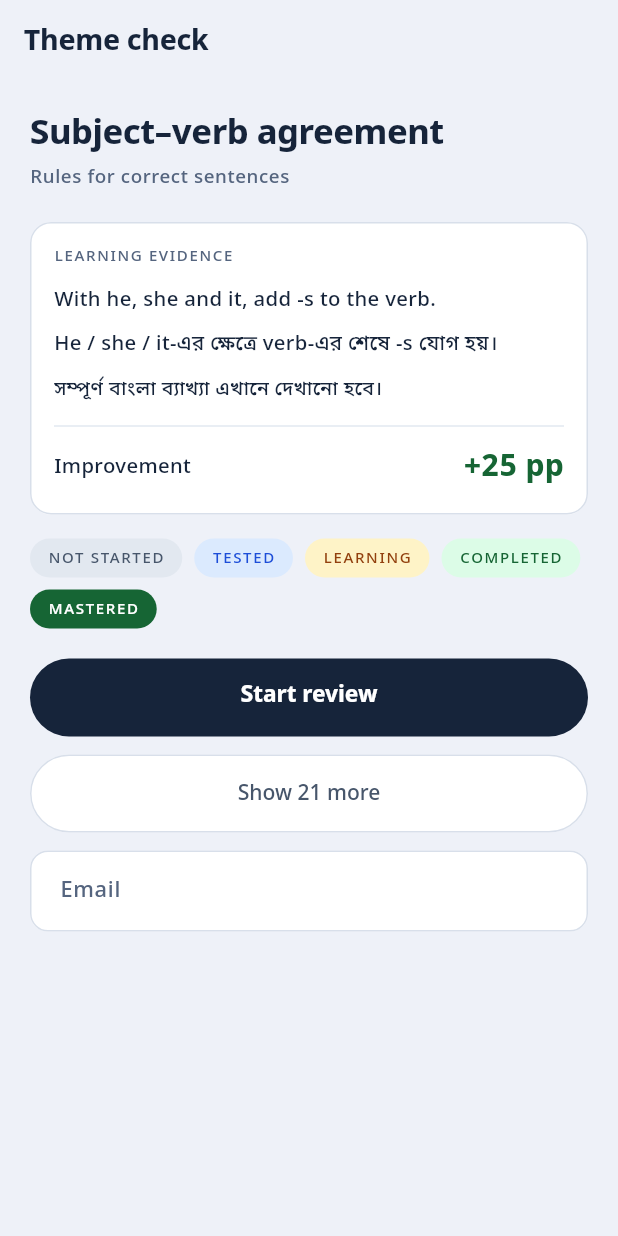
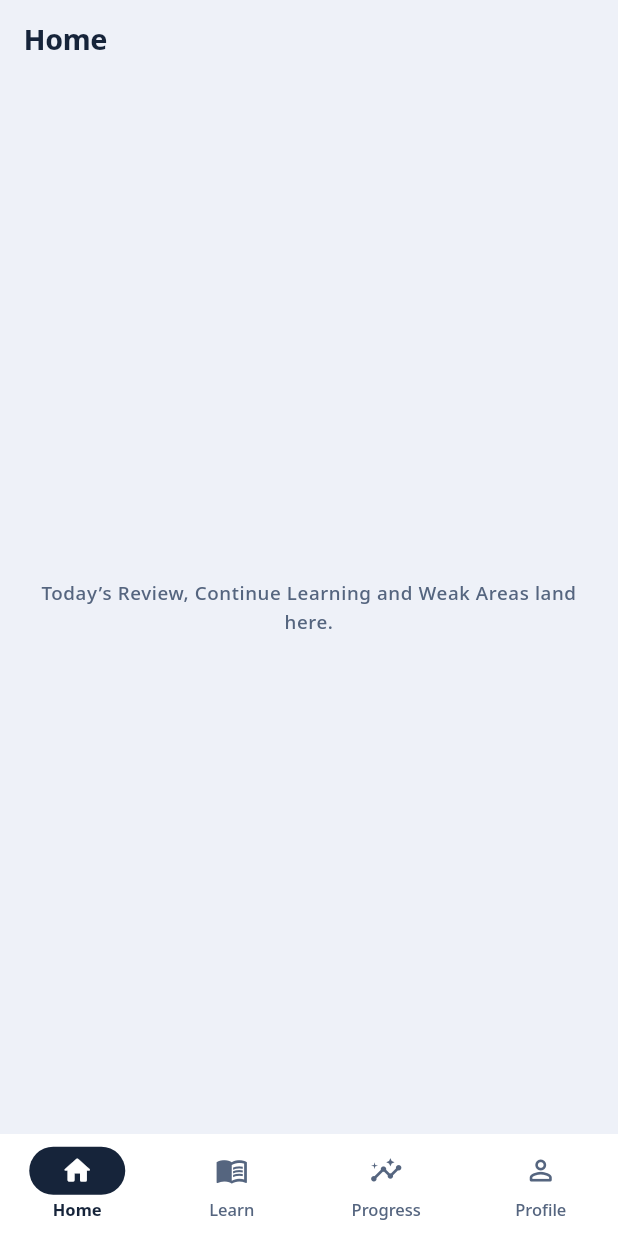
Before and after one commit to Tahmidul-Islam-Omi/EngCoach, a Flutter app: the screen it shows after launch, on a phone screen of 412 x 824 dp. Run offline on Flutter 3.47's test engine with Material 3 defaults, Android fonts, the phone set to English and light mode, and no system bars; our stand-ins replace flutter_riverpod, go_router.

Commit message:
feat(app): add router and four-tab navigation shell

```diff
--- /dev/null
+++ b/lib/app/app.dart
@@ -0,0 +1,19 @@
+import 'package:flutter/material.dart';
+import 'package:flutter_riverpod/flutter_riverpod.dart';
+
+import 'router.dart';
+import 'theme/app_theme.dart';
+
+class EngCoachApp extends ConsumerWidget {
+  const EngCoachApp({super.key});
+
+  @override
+  Widget build(BuildContext context, WidgetRef ref) {
+    return MaterialApp.router(
+      title: 'EngCoach',
+      debugShowCheckedModeBanner: false,
+      theme: AppTheme.light,
+      routerConfig: ref.watch(routerProvider),
+    );
+  }
+}
--- /dev/null
+++ b/lib/app/router.dart
@@ -0,0 +1,78 @@
+import 'package:flutter/material.dart';
+import 'package:flutter_riverpod/flutter_riverpod.dart';
+import 'package:go_router/go_router.dart';
+
+import '../features/grammar/view/grammar_topics_screen.dart';
+import '../features/grammar/view/topic_overview_screen.dart';
+import '../features/home/view/home_screen.dart';
+import '../features/learn/view/learn_screen.dart';
+import '../features/profile/view/profile_screen.dart';
+import '../features/progress/view/progress_screen.dart';
+import '../shared/widgets/app_shell.dart';
+
+/// Route paths. Referenced by name so a typo is a compile error, not a
+/// runtime 404.
+abstract final class Routes {
+  static const home = '/';
+  static const learn = '/learn';
+  static const grammar = '/learn/grammar';
+  static const progress = '/progress';
+  static const profile = '/profile';
+}
+
+final _rootKey = GlobalKey<NavigatorState>();
+
+/// A provider rather than a plain global so that, once auth exists, the
+/// router can watch auth state and redirect without restructuring.
+final routerProvider = Provider<GoRouter>((ref) {
+  return GoRouter(
+    navigatorKey: _rootKey,
+    initialLocation: Routes.home,
+    routes: [
+      // Keeps one Navigator per tab, so each tab remembers where it was.
+      StatefulShellRoute.indexedStack(
+        builder: (context, state, shell) => AppShell(shell: shell),
+        branches: [
+          StatefulShellBranch(routes: [
+            GoRoute(
+              path: Routes.home,
+              builder: (_, _) => const HomeScreen(),
+            ),
+          ]),
+          StatefulShellBranch(routes: [
+            GoRoute(
+              path: Routes.learn,
+              builder: (_, _) => const LearnScreen(),
+              routes: [
+                GoRoute(
+                  path: 'grammar',
+                  builder: (_, _) => const GrammarTopicsScreen(),
+                  routes: [
+                    GoRoute(
+                      path: ':topicId',
+                      builder: (_, state) => TopicOverviewScreen(
+                        topicId: state.pathParameters['topicId']!,
+                      ),
+                    ),
+                  ],
+                ),
+              ],
+            ),
+          ]),
+          StatefulShellBranch(routes: [
+            GoRoute(
+              path: Routes.progress,
+              builder: (_, _) => const ProgressScreen(),
+            ),
+          ]),
+          StatefulShellBranch(routes: [
+            GoRoute(
+              path: Routes.profile,
+              builder: (_, _) => const ProfileScreen(),
+            ),
+          ]),
+        ],
+      ),
+    ],
+  );
+});
--- /dev/null
+++ b/lib/features/home/view/home_screen.dart
@@ -0,0 +1,13 @@
+import 'package:flutter/material.dart';
+
+import '../../../shared/widgets/placeholder_screen.dart';
+
+class HomeScreen extends StatelessWidget {
+  const HomeScreen({super.key});
+
+  @override
+  Widget build(BuildContext context) => const PlaceholderScreen(
+        title: 'Home',
+        note: 'Today’s Review, Continue Learning and Weak Areas land here.',
+      );
+}
--- a/lib/main.dart
+++ b/lib/main.dart
@@ -1,125 +1,8 @@
 import 'package:flutter/material.dart';
+import 'package:flutter_riverpod/flutter_riverpod.dart';
 
-import 'app/theme/app_colors.dart';
-import 'app/theme/app_spacing.dart';
-import 'app/theme/app_theme.dart';
-import 'app/theme/app_typography.dart';
+import 'app/app.dart';
 
-void main() => runApp(const EngCoachApp());
-
-class EngCoachApp extends StatelessWidget {
-  const EngCoachApp({super.key});
-
-  @override
-  Widget build(BuildContext context) => MaterialApp(
-        title: 'EngCoach',
-        debugShowCheckedModeBanner: false,
-        theme: AppTheme.light,
-        home: const _ThemeCheck(),
-      );
+void main() {
+  runApp(const ProviderScope(child: EngCoachApp()));
 }
-
-/// Temporary. Renders one of each themed element so the theme can be checked
-/// on a real device. Replaced by the router and real screens.
-class _ThemeCheck extends StatelessWidget {
-  const _ThemeCheck();
-
-  @override
-  Widget build(BuildContext context) {
-    final text = Theme.of(context).textTheme;
-
-    return Scaffold(
-      appBar: AppBar(title: const Text('Theme check')),
-      body: ListView(
-        padding: const EdgeInsets.all(AppSpacing.pageH),
-        children: [
-          Text('Subject–verb agreement', style: text.headlineMedium),
-          const SizedBox(height: AppSpacing.xs),
-          Text('Rules for correct sentences', style: text.bodySmall),
-          const SizedBox(height: AppSpacing.xl),
-          Card(
-            child: Padding(
-              padding: const EdgeInsets.all(AppSpacing.lg),
-              child: Column(
-                crossAxisAlignment: CrossAxisAlignment.start,
-                children: [
-                  Text('LEARNING EVIDENCE', style: text.labelSmall),
-                  const SizedBox(height: AppSpacing.md),
-                  Text(
-                    'With he, she and it, add -s to the verb.',
-                    style: text.bodyMedium,
-                  ),
-                  const SizedBox(height: AppSpacing.sm),
-                  // Mixed script, one string, one style.
-                  Text(
-                    'He / she / it-এর ক্ষেত্রে verb-এর শেষে -s যোগ হয়।',
-                    style: text.bodyMedium,
-                  ),
-                  const SizedBox(height: AppSpacing.sm),
-                  Text(
-                    'সম্পূর্ণ বাংলা ব্যাখ্যা এখানে দেখানো হবে।',
-                    style: AppTypography.banglaBlock,
-                  ),
-                  const Divider(height: AppSpacing.xxl),
-                  Row(
-                    mainAxisAlignment: MainAxisAlignment.spaceBetween,
-                    children: [
-                      Text('Improvement', style: text.bodyMedium),
-                      Text('+25 pp',
-                          style: AppTypography.numericLarge
-                              .copyWith(color: AppColors.success)),
-                    ],
-                  ),
-                ],
-              ),
-            ),
-          ),
-          const SizedBox(height: AppSpacing.lg),
-          Wrap(
-            spacing: AppSpacing.sm,
-            runSpacing: AppSpacing.sm,
-            children: const [
-              _Badge('NOT STARTED', AppStatusColors.notStarted),
-              _Badge('TESTED', AppStatusColors.tested),
-              _Badge('LEARNING', AppStatusColors.learning),
-              _Badge('COMPLETED', AppStatusColors.completed),
-              _Badge('MASTERED', AppStatusColors.mastered),
-            ],
-          ),
-          const SizedBox(height: AppSpacing.xl),
-          FilledButton(onPressed: () {}, child: const Text('Start review')),
-          const SizedBox(height: AppSpacing.md),
-          OutlinedButton(onPressed: () {}, child: const Text('Show 21 more')),
-          const SizedBox(height: AppSpacing.md),
-          const TextField(decoration: InputDecoration(hintText: 'Email')),
-        ],
-      ),
-    );
-  }
-}
-
-class _Badge extends StatelessWidget {
-  const _Badge(this.label, this.colors);
-
-  final String label;
-  final AppColorPair colors;
-
-  @override
-  Widget build(BuildContext context) => Container(
-        padding: const EdgeInsets.symmetric(
-          horizontal: AppSpacing.md,
-          vertical: AppSpacing.xs + 2,
-        ),
-        decoration: BoxDecoration(
-          color: colors.background,
-          borderRadius: BorderRadius.circular(AppRadius.pill),
-        ),
-        child: Text(
-          label,
-          style: Theme.of(context)
-              .textTheme
-              .labelSmall
-              ?.copyWith(color: colors.foreground),
-        ),
-      );
-}
--- /dev/null
+++ b/lib/shared/widgets/app_shell.dart
@@ -0,0 +1,51 @@
+import 'package:flutter/material.dart';
+import 'package:go_router/go_router.dart';
+
+/// The four-tab frame every top-level screen sits inside.
+///
+/// Uses go_router's stateful shell so each tab keeps its own navigation
+/// stack — leaving Learn mid-topic and coming back returns you where you
+/// were, rather than resetting to the section list.
+class AppShell extends StatelessWidget {
+  const AppShell({required this.shell, super.key});
+
+  final StatefulNavigationShell shell;
+
+  static const _destinations = [
+    NavigationDestination(
+      icon: Icon(Icons.home_outlined),
+      selectedIcon: Icon(Icons.home_rounded),
+      label: 'Home',
+    ),
+    NavigationDestination(
+      icon: Icon(Icons.menu_book_outlined),
+      selectedIcon: Icon(Icons.menu_book_rounded),
+      label: 'Learn',
+    ),
+    NavigationDestination(
+      icon: Icon(Icons.insights_outlined),
+      selectedIcon: Icon(Icons.insights_rounded),
+      label: 'Progress',
+    ),
+    NavigationDestination(
+      icon: Icon(Icons.person_outline_rounded),
+      selectedIcon: Icon(Icons.person_rounded),
+      label: 'Profile',
+    ),
+  ];
+
+  @override
+  Widget build(BuildContext context) {
+    return Scaffold(
+      body: shell,
+      bottomNavigationBar: NavigationBar(
+        selectedIndex: shell.currentIndex,
+        destinations: _destinations,
+        // initialLocation: true makes tapping the active tab pop back to
+        // that branch's root — the behaviour people expect from a tab bar.
+        onDestinationSelected: (i) =>
+            shell.goBranch(i, initialLocation: i == shell.currentIndex),
+      ),
+    );
+  }
+}
--- /dev/null
+++ b/lib/shared/widgets/placeholder_screen.dart
@@ -0,0 +1,25 @@
+import 'package:flutter/material.dart';
+
+import '../../app/theme/app_spacing.dart';
+
+/// Stand-in for a screen that hasn't been built yet.
+class PlaceholderScreen extends StatelessWidget {
+  const PlaceholderScreen({required this.title, required this.note, super.key});
+
+  final String title;
+  final String note;
+
+  @override
+  Widget build(BuildContext context) {
+    final text = Theme.of(context).textTheme;
+    return Scaffold(
+      appBar: AppBar(title: Text(title)),
+      body: Center(
+        child: Padding(
+          padding: const EdgeInsets.all(AppSpacing.xxl),
+          child: Text(note, style: text.bodySmall, textAlign: TextAlign.center),
+        ),
+      ),
+    );
+  }
+}
```
Also changed, not shown: lib/features/learn/view/learn_screen.dart (added, +198 -0 lines), lib/features/profile/view/profile_screen.dart (added, +13 -0 lines), lib/features/progress/view/progress_screen.dart (added, +13 -0 lines), 9 other files.
